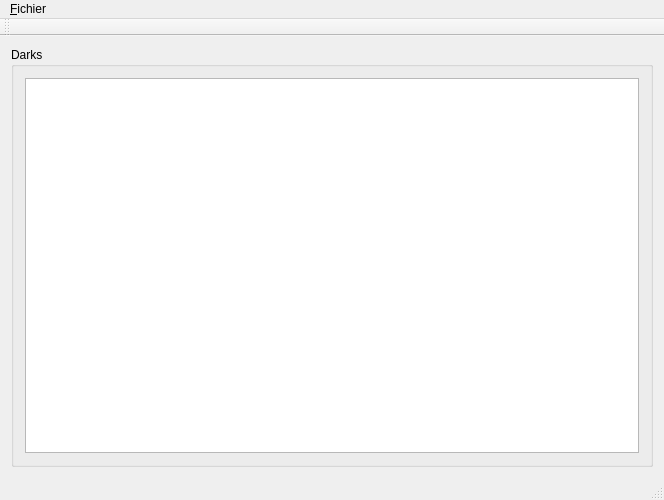
First picture: the form in src/gui/forms/mainwindow.ui, repository deufrai/astrawdark-src, before the edit.
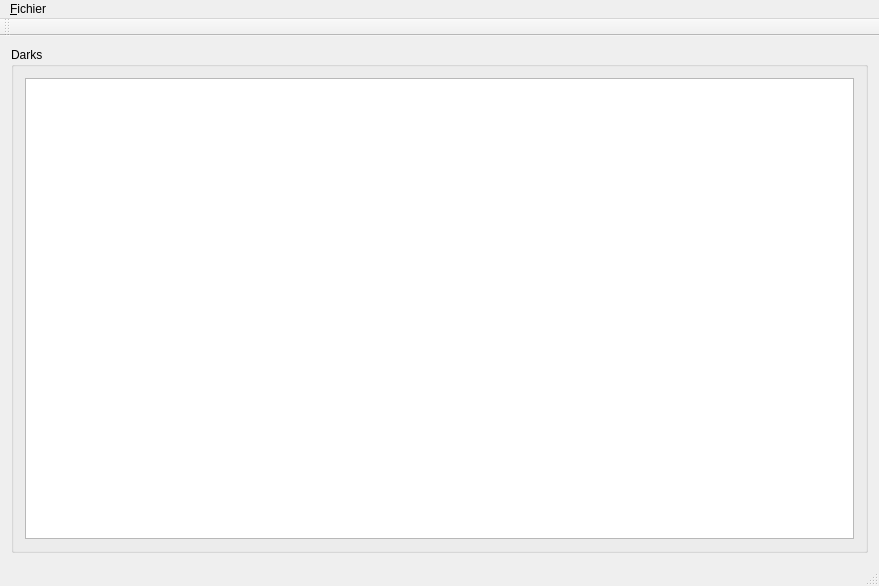
Second picture: the form after the edit.

The edit to the form file:
```diff
--- a/src/gui/forms/mainwindow.ui
+++ b/src/gui/forms/mainwindow.ui
@@ -6,8 +6,8 @@
    <rect>
     <x>0</x>
     <y>0</y>
-    <width>664</width>
-    <height>500</height>
+    <width>879</width>
+    <height>586</height>
    </rect>
   </property>
   <property name="windowTitle">
@@ -34,7 +34,7 @@
     <rect>
      <x>0</x>
      <y>0</y>
-     <width>664</width>
+     <width>879</width>
      <height>19</height>
     </rect>
    </property>
```
Left out of the diff: 9 changed lines with no effect on the pictures.
